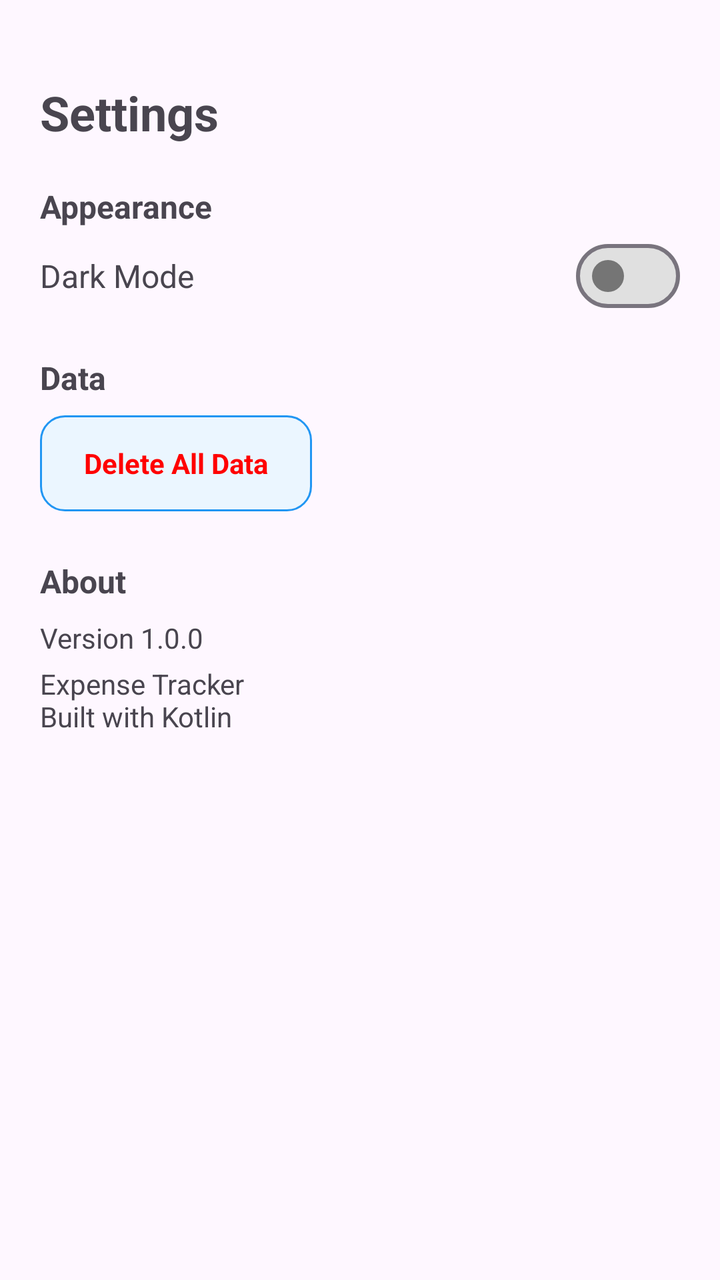
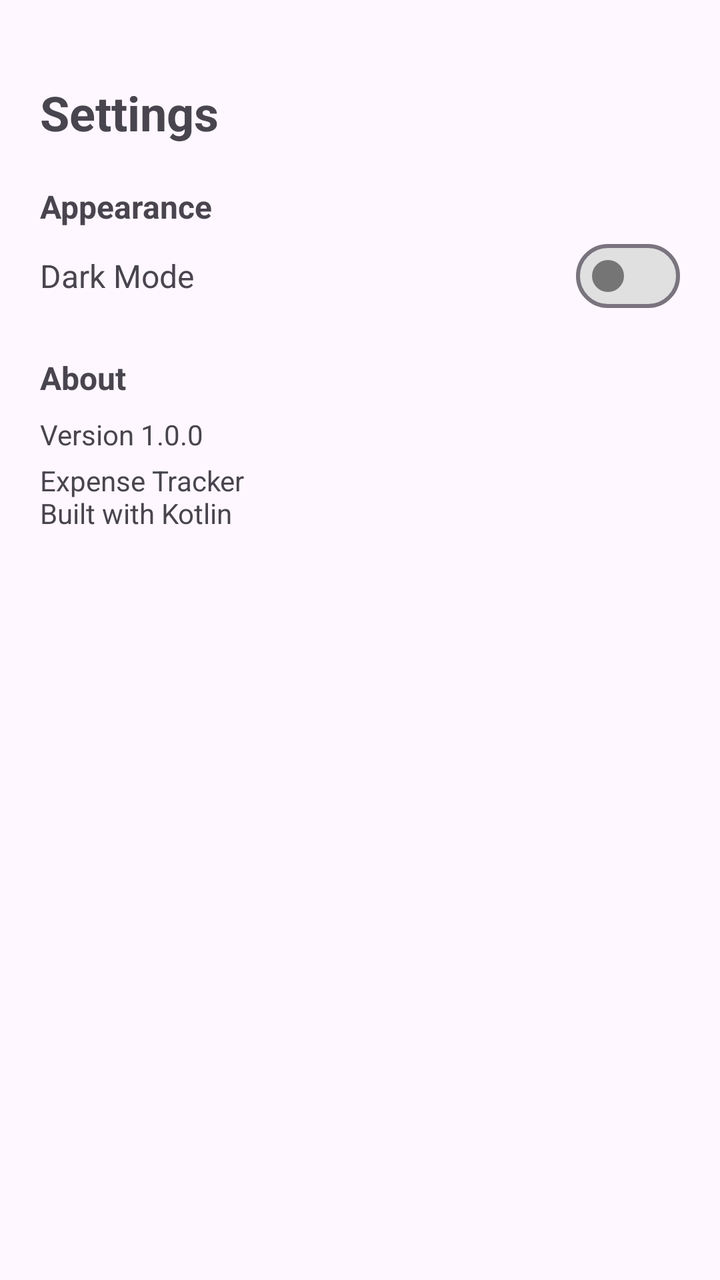

Two renders of the same Android screen: before a commit and after it. Below are the layout's source before the change and the commit's diff.
<!-- AndroidManifest.xml: application theme Theme.ExpenseTracker -->
<!-- res/layout/fragment_setting.xml -->
<?xml version="1.0" encoding="utf-8"?>
<ScrollView xmlns:android="http://schemas.android.com/apk/res/android"
    android:layout_width="match_parent"
    android:layout_height="match_parent"
    xmlns:app="http://schemas.android.com/apk/res-auto"
    android:padding="20dp">

    <LinearLayout
        android:layout_width="match_parent"
        android:layout_height="wrap_content"
        android:layout_marginTop="20dp"
        android:orientation="vertical">

        <TextView
            android:layout_width="wrap_content"
            android:layout_height="wrap_content"
            android:layout_marginBottom="12dp"
            android:text="Settings"
            android:textSize="24sp"
            android:textStyle="bold" />

        

        <TextView
            android:layout_width="wrap_content"
            android:layout_height="wrap_content"
            android:layout_marginTop="8dp"
            android:text="Appearance"
            android:textSize="16sp"
            android:textStyle="bold" />

        <LinearLayout
            android:layout_width="match_parent"
            android:layout_height="wrap_content"
            android:layout_marginTop="8dp"
            android:gravity="center_vertical"
            android:orientation="horizontal">

            <TextView
                android:layout_width="0dp"
                android:layout_height="wrap_content"
                android:layout_weight="1"
                android:text="Dark Mode"
                android:textSize="16sp" />

            <com.google.android.material.materialswitch.MaterialSwitch
                android:id="@+id/switchDarkMode"
                android:layout_width="wrap_content"
                android:layout_height="16dp"
                app:thumbTint="@drawable/switch_thumb"
                app:trackTint="@drawable/switch_track"/>

        </LinearLayout>

        

        <TextView
            android:layout_width="wrap_content"
            android:layout_height="wrap_content"
            android:layout_marginTop="24dp"
            android:text="Data"
            android:textSize="16sp"
            android:textStyle="bold" />

        <FrameLayout
            android:id="@+id/btnDeleteAllData"
            android:layout_width="136dp"
            android:layout_height="48dp"
            android:layout_marginTop="8dp"
            android:background="@drawable/bg_button_ripple">

            <TextView
                android:layout_width="match_parent"
                android:layout_height="match_parent"
                android:gravity="center"
                android:text="Delete All Data"
                android:textColor="@color/red"
                android:textSize="14sp"
                android:textStyle="bold" />
        </FrameLayout>

        

        <TextView
            android:layout_width="wrap_content"
            android:layout_height="wrap_content"
            android:layout_marginTop="24dp"
            android:text="About"
            android:textSize="16sp"
            android:textStyle="bold" />

        <TextView
            android:id="@+id/tvVersion"
            android:layout_width="match_parent"
            android:layout_height="wrap_content"
            android:layout_marginTop="8dp"
            android:text="Version 1.0.0"
            android:textSize="14sp" />

        <TextView
            android:id="@+id/tvAbout"
            android:layout_width="match_parent"
            android:layout_height="wrap_content"
            android:layout_marginTop="4dp"
            android:text="Expense Tracker&#10;Built with Kotlin"
            android:textSize="14sp" />

    </LinearLayout>

</ScrollView>
<!-- resources referenced by this layout -->
<resources>
  <color name="red">#FF0000</color>
  <!-- drawable bg_button_ripple (drawable) -->
  <?xml version="1.0" encoding="utf-8"?>
  <ripple xmlns:android="http://schemas.android.com/apk/res/android"
      android:color="#55000000">
  
      <item>
          <shape android:shape="rectangle">
              <solid android:color="#EBF6FF" />
              <corners android:radius="12dp" />
              <stroke android:width="1dp" android:color="#2196F3"/>
          </shape>
      </item>
  
  </ripple>
  <!-- drawable switch_thumb (drawable) -->
  <?xml version="1.0" encoding="utf-8"?>
  <selector xmlns:android="http://schemas.android.com/apk/res/android">
  
      
      <item
          android:state_checked="true"
          android:color="@color/switch_thumb_on" />
  
      
      <item
          android:color="@color/switch_thumb_off" />
  
  </selector>
  <!-- drawable switch_track (drawable) -->
  <?xml version="1.0" encoding="utf-8"?>
  <selector xmlns:android="http://schemas.android.com/apk/res/android">
  
      
      <item
          android:state_checked="true"
          android:color="@color/switch_track_on" />
  
      
      <item
          android:color="@color/switch_track_off" />
  
  </selector>
  <style name="Theme.ExpenseTracker" parent="Base.Theme.ExpenseTracker" />
  <color name="switch_thumb_on">#FFFFFF</color>
  <color name="switch_thumb_off">#757575</color>
  <color name="switch_track_on">#009688</color>
  <color name="switch_track_off">#E0E0E0</color>
  <style name="Base.Theme.ExpenseTracker" parent="Theme.Material3.DayNight.NoActionBar">
          
          
      </style>
</resources>

<!-- the commit's change to res/layout/fragment_setting.xml (unified diff, before → after) -->
@@ -58,33 +58,6 @@
             android:layout_width="wrap_content"
             android:layout_height="wrap_content"
             android:layout_marginTop="24dp"
-            android:text="Data"
-            android:textSize="16sp"
-            android:textStyle="bold" />
-
-        <FrameLayout
-            android:id="@+id/btnDeleteAllData"
-            android:layout_width="136dp"
-            android:layout_height="48dp"
-            android:layout_marginTop="8dp"
-            android:background="@drawable/bg_button_ripple">
-
-            <TextView
-                android:layout_width="match_parent"
-                android:layout_height="match_parent"
-                android:gravity="center"
-                android:text="Delete All Data"
-                android:textColor="@color/red"
-                android:textSize="14sp"
-                android:textStyle="bold" />
-        </FrameLayout>
-
-        
-
-        <TextView
-            android:layout_width="wrap_content"
-            android:layout_height="wrap_content"
-            android:layout_marginTop="24dp"
             android:text="About"
             android:textSize="16sp"
             android:textStyle="bold" />
<!-- resource entries referenced after the edit -->
@@ -1,20 +1,5 @@
 <!-- resources referenced by this layout -->
 <resources>
-  <color name="red">#FF0000</color>
-  <!-- drawable bg_button_ripple (drawable) -->
-  <?xml version="1.0" encoding="utf-8"?>
-  <ripple xmlns:android="http://schemas.android.com/apk/res/android"
-      android:color="#55000000">
-  
-      <item>
-          <shape android:shape="rectangle">
-              <solid android:color="#EBF6FF" />
-              <corners android:radius="12dp" />
-              <stroke android:width="1dp" android:color="#2196F3"/>
-          </shape>
-      </item>
-  
-  </ripple>
   <!-- drawable switch_thumb (drawable) -->
   <?xml version="1.0" encoding="utf-8"?>
   <selector xmlns:android="http://schemas.android.com/apk/res/android">
